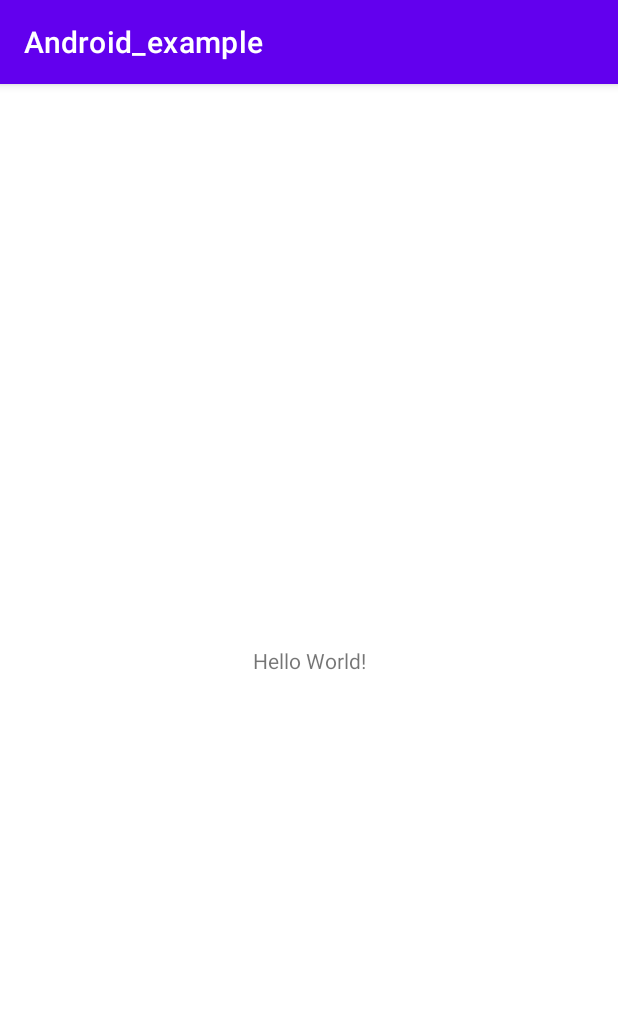
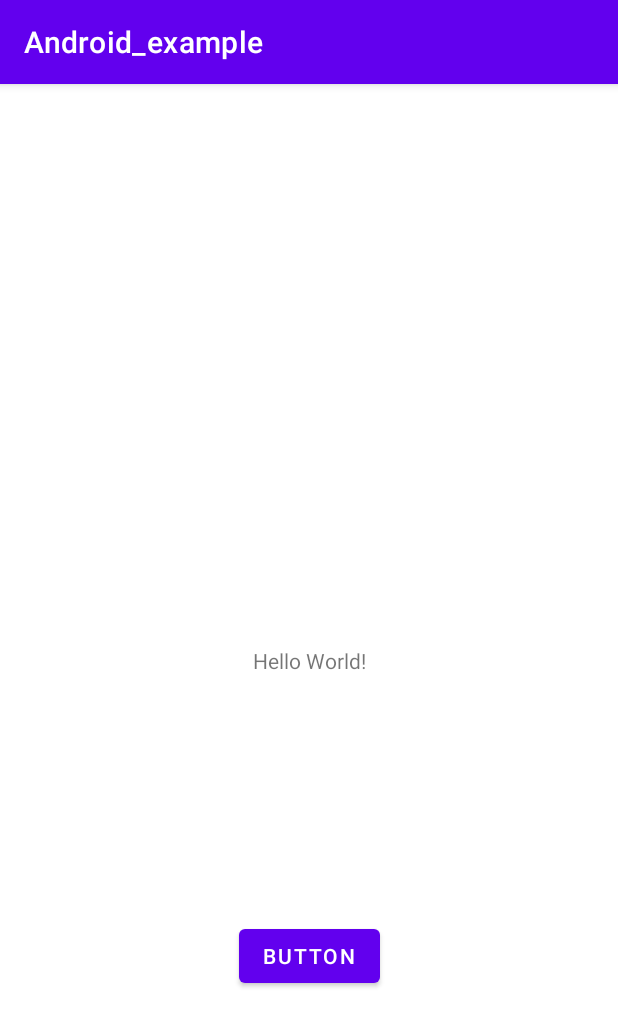
Before and after one commit to Brett-Constantinoff/Android_example, an Android app: the screen it shows after launch (MainActivity), on a phone screen of 412 x 824 dp. Shown: the top 1027 px of the screen. Run offline under Robolectric (Android 15) with nearby library versions, the phone set to English and light mode, and no system bars.

Commit message:
adds new  hello button

```diff
--- a/app/src/main/res/layout/activity_main.xml
+++ b/app/src/main/res/layout/activity_main.xml
@@ -16,4 +16,14 @@
         app:layout_constraintRight_toRightOf="parent"
         app:layout_constraintTop_toTopOf="parent" />
 
+    <Button
+        android:id="@+id/button"
+        android:layout_width="wrap_content"
+        android:layout_height="wrap_content"
+        android:text="Button"
+        app:layout_constraintBottom_toBottomOf="parent"
+        app:layout_constraintEnd_toEndOf="parent"
+        app:layout_constraintStart_toStartOf="parent"
+        app:layout_constraintTop_toBottomOf="@+id/txtMessage" />
+
 </androidx.constraintlayout.widget.ConstraintLayout>
```
